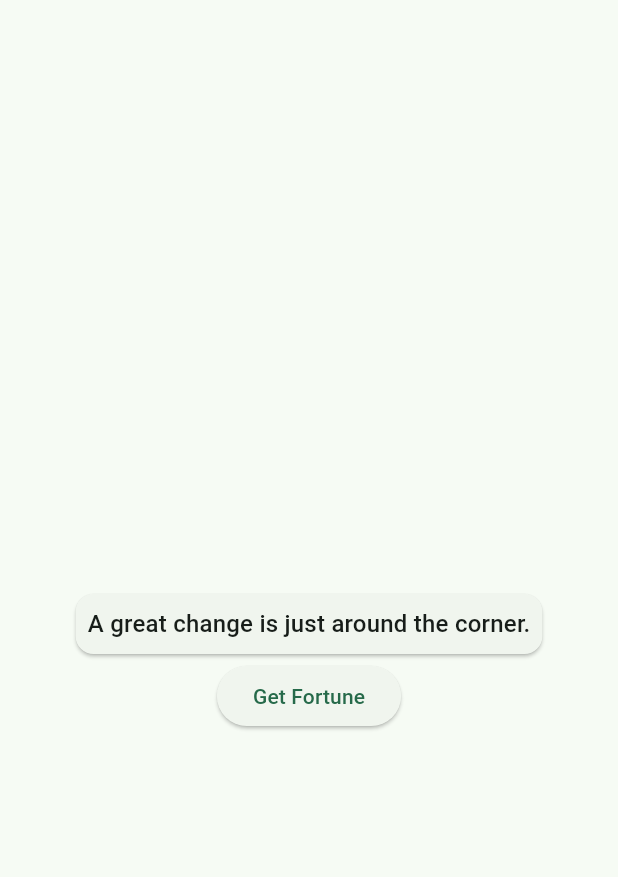
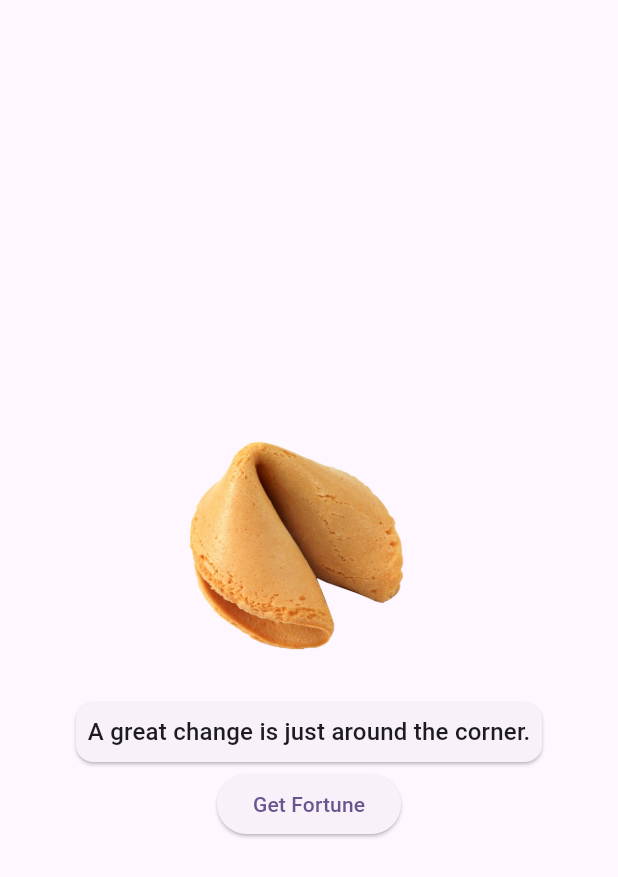
Before and after one commit to sytnikov/first-flutter-app, a Flutter app: the screen it shows after launch, after a tap on "Get Fortune", on a phone screen of 412 x 824 dp. Shown: the top 877 px of the screen. Run offline on Flutter 3.47's test engine with Material 3 defaults, Android fonts, the phone set to English and light mode, and no system bars.

Commit message:
added a picture

```diff
--- a/lib/main.dart
+++ b/lib/main.dart
@@ -14,7 +14,7 @@ class MyApp extends StatelessWidget {
     return MaterialApp(
       title: 'Flutter Demo',
       theme: ThemeData(
-        colorScheme: ColorScheme.fromSeed(seedColor: Colors.greenAccent),
+        colorScheme: ColorScheme.fromSeed(seedColor: Colors.deepPurple),
       ),
       home: const MyHomePage(title: 'Flutter Home Page'),
     );
@@ -57,11 +57,17 @@ class _MyHomePageState extends State<MyHomePage> {
   @override
   Widget build(BuildContext context) {
     return Scaffold(
-      appBar: AppBar(),
+      // appBar: AppBar(),
       body: Center(
         child: Column(
           mainAxisAlignment: MainAxisAlignment.center,
           children: <Widget>[
+            Image.asset(
+              'assets/images/fortune_cookie.png',
+              width: 200,
+              height: 200,
+              fit: BoxFit.cover,
+            ),
             Card(
               child: Padding(
                 padding: const EdgeInsets.all(8.0),
@@ -74,7 +80,7 @@ class _MyHomePageState extends State<MyHomePage> {
             ElevatedButton(
               onPressed: _getFortune,
               child: const Text('Get Fortune'),
-            )
+            ),
           ],
         ),
       ),
```
Also changed, not shown: pubspec.yaml (+3 -5 lines), assets/images/fortune_cookie.png (added).
